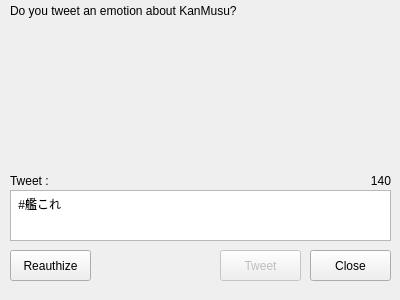
Before: the Qt Designer form tweetdialog.ui in ioriayane/KanmusuMemory, drawn with Qt 5.
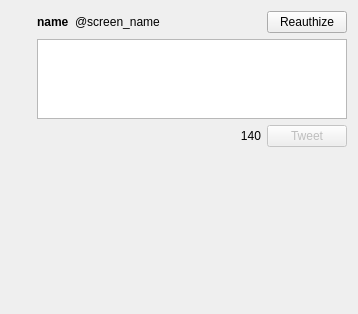
After: the same form once the commit is applied. Icons and pictures are not drawn.

```diff
--- a/tweetdialog.ui
+++ b/tweetdialog.ui
@@ -6,8 +6,8 @@
    <rect>
     <x>0</x>
     <y>0</y>
-    <width>400</width>
-    <height>300</height>
+    <width>358</width>
+    <height>314</height>
    </rect>
   </property>
   <property name="windowTitle">
@@ -17,57 +17,123 @@
    <iconset resource="KanmusuMemory.qrc">
     <normaloff>:/resources/KanmusuMemory32.png</normaloff>:/resources/KanmusuMemory32.png</iconset>
   </property>
-  <widget class="QPlainTextEdit" name="tweetTextEdit">
-   <property name="geometry">
-    <rect>
-     <x>10</x>
-     <y>190</y>
-     <width>381</width>
-     <height>51</height>
-    </rect>
-   </property>
-   <property name="plainText">
-    <string> #艦これ</string>
-   </property>
-  </widget>
-  <widget class="QLabel" name="label">
-   <property name="geometry">
-    <rect>
-     <x>10</x>
-     <y>0</y>
-     <width>381</width>
-     <height>21</height>
-    </rect>
-   </property>
+  <layout class="QHBoxLayout" name="horizontalLayout_4">
+   <item>
+    <layout class="QVBoxLayout" name="verticalLayout_2">
+     <item>
+      <widget class="QLabel" name="avatar">
+       <property name="sizePolicy">
+        <sizepolicy hsizetype="Fixed" vsizetype="Fixed">
+         <horstretch>0</horstretch>
+         <verstretch>0</verstretch>
+        </sizepolicy>
+       </property>
+       <property name="pixmap">
+        <pixmap resource="KanmusuMemory.qrc">:/resources/KanmusuMemory80.png</pixmap>
+       </property>
+       <property name="scaledContents">
+        <bool>true</bool>
+       </property>
+      </widget>
+     </item>
+     <item>
+      <spacer name="verticalSpacer">
+       <property name="orientation">
+        <enum>Qt::Vertical</enum>
+       </property>
+       <property name="sizeHint" stdset="0">
+        <size>
+         <width>20</width>
+         <height>40</height>
+        </size>
+       </property>
+      </spacer>
+     </item>
+    </layout>
+   </item>
+   <item>
+    <layout class="QVBoxLayout" name="verticalLayout">
+     <item>
+      <layout class="QHBoxLayout" name="horizontalLayout_2">
+       <item>
+        <layout class="QHBoxLayout" name="horizontalLayout">
+         <item>
+          <widget class="QLabel" name="name">
+           <property name="font">
+            <font>
+             <weight>75</weight>
+             <bold>true</bold>
+            </font>
+           </property>
    <property name="text">
-    <string>Do you tweet an emotion about KanMusu?</string>
-   </property>
-  </widget>
-  <widget class="QLabel" name="userIdLabel">
-   <property name="geometry">
-    <rect>
-     <x>10</x>
-     <y>170</y>
-     <width>331</width>
-     <height>21</height>
-    </rect>
-   </property>
+            <string>name</string>
+           </property>
+          </widget>
+         </item>
+         <item>
+          <widget class="QLabel" name="screenName">
+           <property name="text">
+            <string>@screen_name</string>
+           </property>
+          </widget>
+         </item>
+        </layout>
+       </item>
+       <item>
+        <spacer name="horizontalSpacer">
+         <property name="orientation">
+          <enum>Qt::Horizontal</enum>
+         </property>
+         <property name="sizeHint" stdset="0">
+          <size>
+           <width>40</width>
+           <height>20</height>
+          </size>
+         </property>
+        </spacer>
+       </item>
+       <item>
+        <widget class="QPushButton" name="reauthButton">
    <property name="text">
-    <string>Tweet : </string>
-   </property>
-  </widget>
+          <string>Reauthize</string>
+         </property>
+        </widget>
+       </item>
+      </layout>
+     </item>
+     <item>
+      <widget class="QPlainTextEdit" name="tweetTextEdit"/>
+     </item>
+     <item>
+      <layout class="QHBoxLayout" name="horizontalLayout_3">
+       <item>
+        <spacer name="horizontalSpacer_2">
+         <property name="orientation">
+          <enum>Qt::Horizontal</enum>
+         </property>
+         <property name="sizeHint" stdset="0">
+          <size>
+           <width>40</width>
+           <height>20</height>
+          </size>
+         </property>
+        </spacer>
+       </item>
+       <item>
+        <widget class="QLabel" name="charCountLabel">
+         <property name="text">
+          <string>140</string>
+         </property>
+         <property name="alignment">
+          <set>Qt::AlignRight|Qt::AlignTrailing|Qt::AlignVCenter</set>
+         </property>
+        </widget>
+       </item>
+       <item>
   <widget class="QPushButton" name="tweetButton">
    <property name="enabled">
     <bool>false</bool>
    </property>
-   <property name="geometry">
-    <rect>
-     <x>220</x>
-     <y>250</y>
-     <width>81</width>
-     <height>31</height>
-    </rect>
-   </property>
    <property name="text">
     <string>Tweet</string>
    </property>
@@ -75,48 +141,49 @@
     <bool>true</bool>
    </property>
   </widget>
-  <widget class="QPushButton" name="closeButton">
-   <property name="geometry">
-    <rect>
-     <x>310</x>
-     <y>250</y>
-     <width>81</width>
-     <height>31</height>
-    </rect>
-   </property>
-   <property name="text">
-    <string>Close</string>
-   </property>
-  </widget>
-  <widget class="QLabel" name="charCountLabel">
-   <property name="geometry">
-    <rect>
-     <x>330</x>
-     <y>170</y>
-     <width>61</width>
-     <height>21</height>
-    </rect>
-   </property>
-   <property name="text">
-    <string>140</string>
+       </item>
+      </layout>
+     </item>
+     <item>
+      <widget class="QLabel" name="screenshot">
+       <property name="sizePolicy">
+        <sizepolicy hsizetype="Fixed" vsizetype="Fixed">
+         <horstretch>0</horstretch>
+         <verstretch>0</verstretch>
+        </sizepolicy>
+       </property>
+       <property name="minimumSize">
+        <size>
+         <width>250</width>
+         <height>150</height>
+        </size>
+       </property>
+       <property name="maximumSize">
+        <size>
+         <width>250</width>
+         <height>150</height>
+        </size>
+       </property>
+       <property name="baseSize">
+        <size>
+         <width>250</width>
+         <height>150</height>
+        </size>
+       </property>
+       <property name="pixmap">
+        <pixmap resource="KanmusuMemory.qrc">:/resources/KanmusuMemory80.png</pixmap>
+       </property>
+       <property name="scaledContents">
+        <bool>true</bool>
    </property>
    <property name="alignment">
-    <set>Qt::AlignRight|Qt::AlignTrailing|Qt::AlignVCenter</set>
-   </property>
-  </widget>
-  <widget class="QPushButton" name="reauthButton">
-   <property name="geometry">
-    <rect>
-     <x>10</x>
-     <y>250</y>
-     <width>81</width>
-     <height>31</height>
-    </rect>
-   </property>
-   <property name="text">
-    <string>Reauthize</string>
-   </property>
-  </widget>
+        <set>Qt::AlignCenter</set>
+       </property>
+      </widget>
+     </item>
+    </layout>
+   </item>
+  </layout>
   <action name="actionTweet">
    <property name="text">
     <string>tweet</string>
```
Lines whose indentation alone changed are shown as unchanged.
